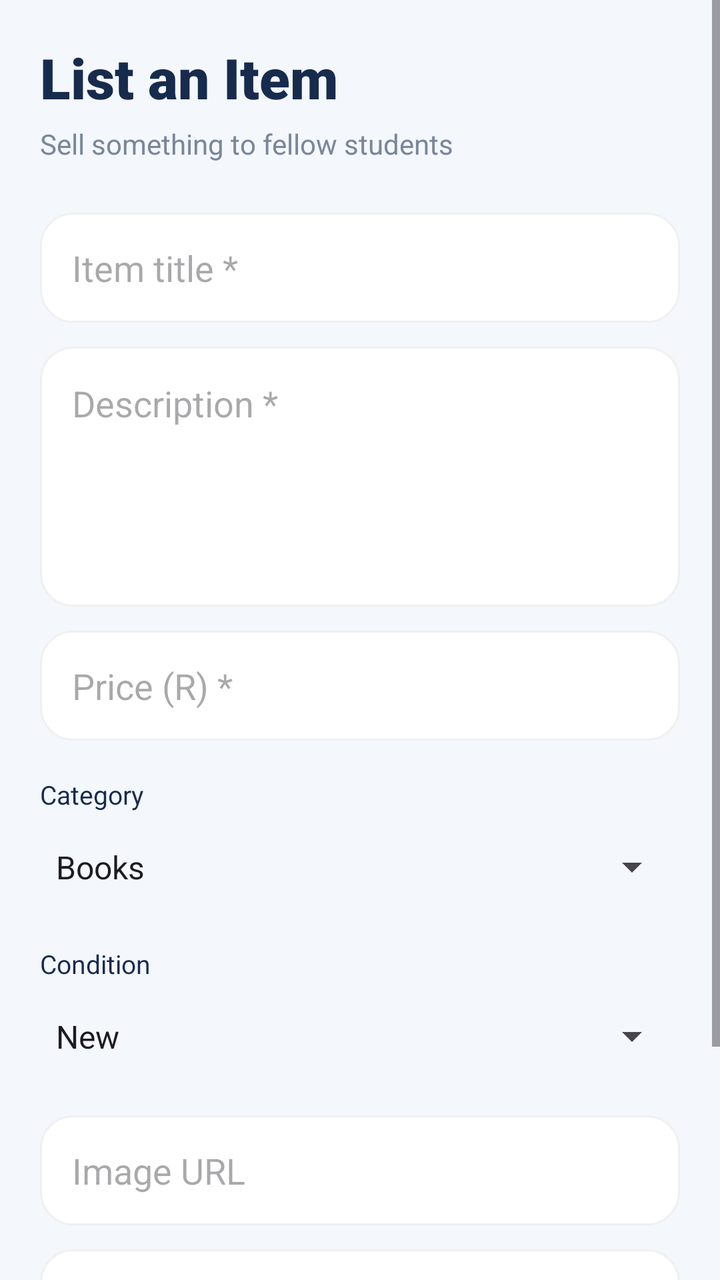
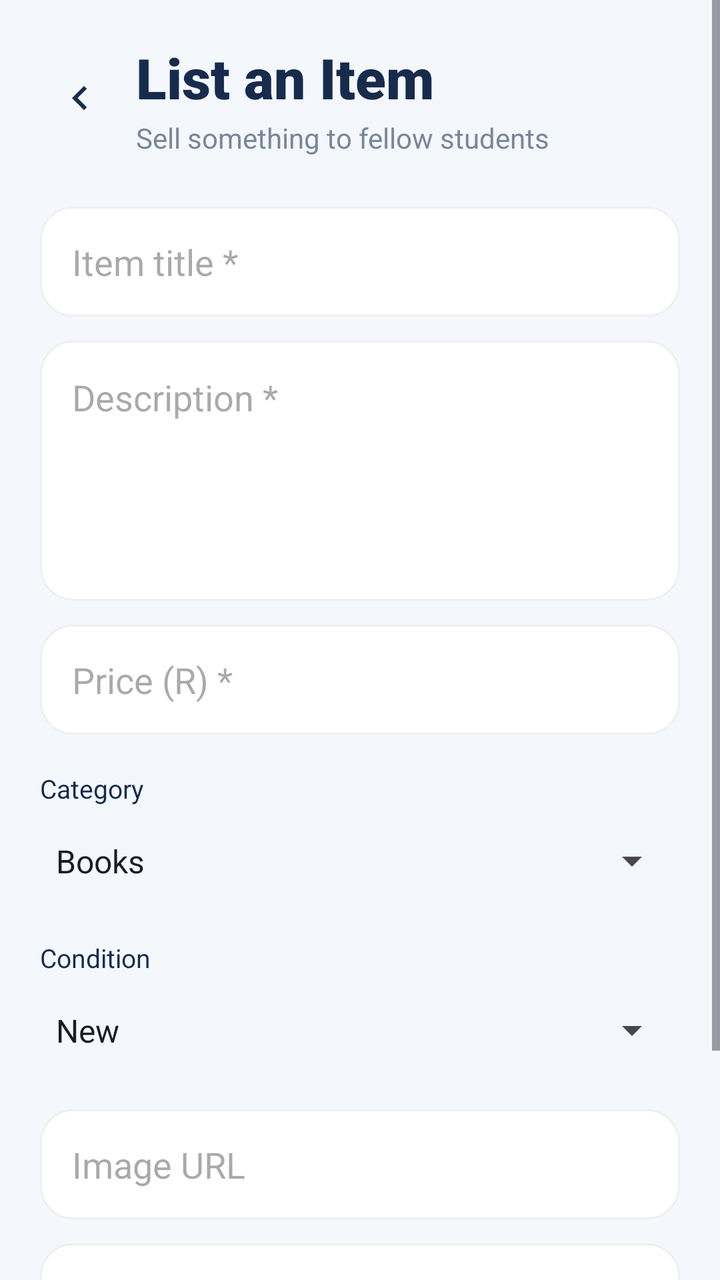

An Android layout rendered at two revisions. The XML below is the earlier revision; the diff shows what the commit changed to produce the second picture.
<!-- AndroidManifest.xml: application theme Theme.MyCampusComp -->
<!-- res/layout/activity_list_item.xml -->
<?xml version="1.0" encoding="utf-8"?>
<ScrollView
    xmlns:android="http://schemas.android.com/apk/res/android"
    xmlns:app="http://schemas.android.com/apk/res-auto"
    android:layout_width="match_parent"
    android:layout_height="match_parent"
    android:background="@color/screen_background">

    <LinearLayout
        android:layout_width="match_parent"
        android:layout_height="wrap_content"
        android:orientation="vertical"
        android:padding="20dp">

        <TextView
            android:layout_width="wrap_content"
            android:layout_height="wrap_content"
            android:text="@string/list_an_item"
            android:textColor="@color/text_main"
            android:textSize="28sp"
            android:fontFamily="sans-serif-black"/>

        <TextView
            android:layout_width="wrap_content"
            android:layout_height="wrap_content"
            android:layout_marginTop="5dp"
            android:text="@string/sell_something"
            android:textColor="@color/text_muted"
            android:textSize="14sp"/>

        <EditText
            android:id="@+id/etItemTitle"
            android:layout_width="match_parent"
            android:layout_height="55dp"
            android:layout_marginTop="25dp"
            android:hint="@string/item_title_required"
            android:background="@drawable/bg_marketplace_input"
            android:paddingHorizontal="16dp"/>

        <EditText
            android:id="@+id/etItemDescription"
            android:layout_width="match_parent"
            android:layout_height="130dp"
            android:layout_marginTop="12dp"
            android:gravity="top"
            android:hint="@string/description_required"
            android:background="@drawable/bg_marketplace_input"
            android:padding="16dp"/>

        <EditText
            android:id="@+id/etItemPrice"
            android:layout_width="match_parent"
            android:layout_height="55dp"
            android:layout_marginTop="12dp"
            android:inputType="numberDecimal"
            android:hint="@string/price_required"
            android:background="@drawable/bg_marketplace_input"
            android:paddingHorizontal="16dp"/>

        <TextView
            android:layout_width="wrap_content"
            android:layout_height="wrap_content"
            android:layout_marginTop="18dp"
            android:text="@string/category"
            android:textColor="@color/text_main"
            android:textSize="13sp"/>

        <Spinner
            android:id="@+id/spinnerCategory"
            android:layout_width="match_parent"
            android:layout_height="55dp"
            android:entries="@array/marketplace_categories"/>

        <TextView
            android:layout_width="wrap_content"
            android:layout_height="wrap_content"
            android:layout_marginTop="12dp"
            android:text="@string/condition"
            android:textColor="@color/text_main"
            android:textSize="13sp"/>

        <Spinner
            android:id="@+id/spinnerCondition"
            android:layout_width="match_parent"
            android:layout_height="55dp"
            android:entries="@array/marketplace_conditions"/>

        <EditText
            android:id="@+id/etItemImage"
            android:layout_width="match_parent"
            android:layout_height="55dp"
            android:layout_marginTop="12dp"
            android:hint="@string/image_url"
            android:inputType="textUri"
            android:background="@drawable/bg_marketplace_input"
            android:paddingHorizontal="16dp"/>

        <EditText
            android:id="@+id/etItemLocation"
            android:layout_width="match_parent"
            android:layout_height="55dp"
            android:layout_marginTop="12dp"
            android:hint="@string/location_campus"
            android:background="@drawable/bg_marketplace_input"
            android:paddingHorizontal="16dp"/>

        <com.google.android.material.button.MaterialButton
            android:id="@+id/btnPublishItem"
            android:layout_width="match_parent"
            android:layout_height="58dp"
            android:layout_marginTop="25dp"
            android:text="@string/publish_listing"
            android:textColor="@color/white"
            app:backgroundTint="@color/brand_primary"
            app:cornerRadius="18dp"/>

    </LinearLayout>

</ScrollView>
<!-- resources referenced by this layout -->
<resources>
  <string-array name="marketplace_categories">
          <item>Books</item>
          <item>Electronics</item>
          <item>Furniture</item>
          <item>Clothing</item>
          <item>Stationery</item>
          <item>Gaming</item>
          <item>Sports</item>
          <item>Accommodation</item>
          <item>Services</item>
          <item>Other</item>
      </string-array>
  <string-array name="marketplace_conditions">
          <item>New</item>
          <item>Like New</item>
          <item>Good</item>
          <item>Fair</item>
          <item>Used</item>
      </string-array>
  <color name="brand_primary">#143C8C</color>
  <color name="screen_background">#F4F7FC</color>
  <color name="text_main">#172B4D</color>
  <color name="text_muted">#7A869A</color>
  <color name="white">#FFFFFFFF</color>
  <!-- drawable bg_marketplace_input (drawable) -->
  <?xml version="1.0" encoding="utf-8"?>
  <shape xmlns:android="http://schemas.android.com/apk/res/android">
  
      <solid android:color="@color/card_surface"/>
  
      <corners
          android:radius="16dp"/>
  
      <stroke
          android:width="1dp"
          android:color="@color/divider_color"/>
  
  </shape>
  <string name="category">Category</string>
  <string name="condition">Condition</string>
  <string name="description_required">Description *</string>
  <string name="image_url">Image URL</string>
  <string name="item_title_required">Item title *</string>
  <string name="list_an_item">List an Item</string>
  <string name="location_campus">Location / Campus</string>
  <string name="price_required">Price (R) *</string>
  <string name="publish_listing">Publish Listing</string>
  <string name="sell_something">Sell something to fellow students</string>
  <style name="Theme.MyCampusComp" parent="Base.Theme.MyCampusComp" />
  <color name="card_surface">#FFFFFF</color>
  <color name="divider_color">#F0F0F0</color>
  <style name="Base.Theme.MyCampusComp" parent="Theme.Material3.DayNight.NoActionBar">
          
          
      </style>
</resources>

<!-- the commit's change to res/layout/activity_list_item.xml (unified diff, before → after) -->
@@ -12,21 +12,48 @@
         android:orientation="vertical"
         android:padding="20dp">
 
-        <TextView
-            android:layout_width="wrap_content"
+        <LinearLayout
+            android:layout_width="match_parent"
             android:layout_height="wrap_content"
-            android:text="@string/list_an_item"
-            android:textColor="@color/text_main"
-            android:textSize="28sp"
-            android:fontFamily="sans-serif-black"/>
+            android:gravity="center_vertical"
+            android:orientation="horizontal">
 
-        <TextView
-            android:layout_width="wrap_content"
-            android:layout_height="wrap_content"
-            android:layout_marginTop="5dp"
-            android:text="@string/sell_something"
-            android:textColor="@color/text_muted"
-            android:textSize="14sp"/>
+            <ImageButton
+                android:id="@+id/btnBack"
+                android:layout_width="40dp"
+                android:layout_height="40dp"
+                android:background="?attr/selectableItemBackgroundBorderless"
+                android:contentDescription="@string/back_text"
+                android:src="@drawable/ic_chevron_down"
+                android:rotation="90"
+                app:tint="@color/text_main" />
+
+            <LinearLayout
+                android:layout_width="0dp"
+                android:layout_height="wrap_content"
+                android:layout_weight="1"
+                android:layout_marginStart="8dp"
+                android:orientation="vertical">
+
+                <TextView
+                    android:layout_width="wrap_content"
+                    android:layout_height="wrap_content"
+                    android:text="@string/list_an_item"
+                    android:textColor="@color/text_main"
+                    android:textSize="28sp"
+                    android:fontFamily="sans-serif-black"/>
+
+                <TextView
+                    android:layout_width="wrap_content"
+                    android:layout_height="wrap_content"
+                    android:layout_marginTop="2dp"
+                    android:text="@string/sell_something"
+                    android:textColor="@color/text_muted"
+                    android:textSize="14sp"/>
+
+            </LinearLayout>
+
+        </LinearLayout>
 
         <EditText
             android:id="@+id/etItemTitle"
<!-- resource entries referenced after the edit -->
@@ -38,6 +38,17 @@
           android:color="@color/divider_color"/>
   
   </shape>
+  <!-- drawable ic_chevron_down (drawable) -->
+  <vector xmlns:android="http://schemas.android.com/apk/res/android"
+      android:width="24dp"
+      android:height="24dp"
+      android:viewportWidth="24"
+      android:viewportHeight="24">
+      <path
+          android:fillColor="#8E94A3"
+          android:pathData="M7.41,8.59L12,13.17l4.59-4.58L18,10l-6,6l-6,-6L7.41,8.59z" />
+  </vector>
+  <string name="back_text">Back</string>
   <string name="category">Category</string>
   <string name="condition">Condition</string>
   <string name="description_required">Description *</string>
